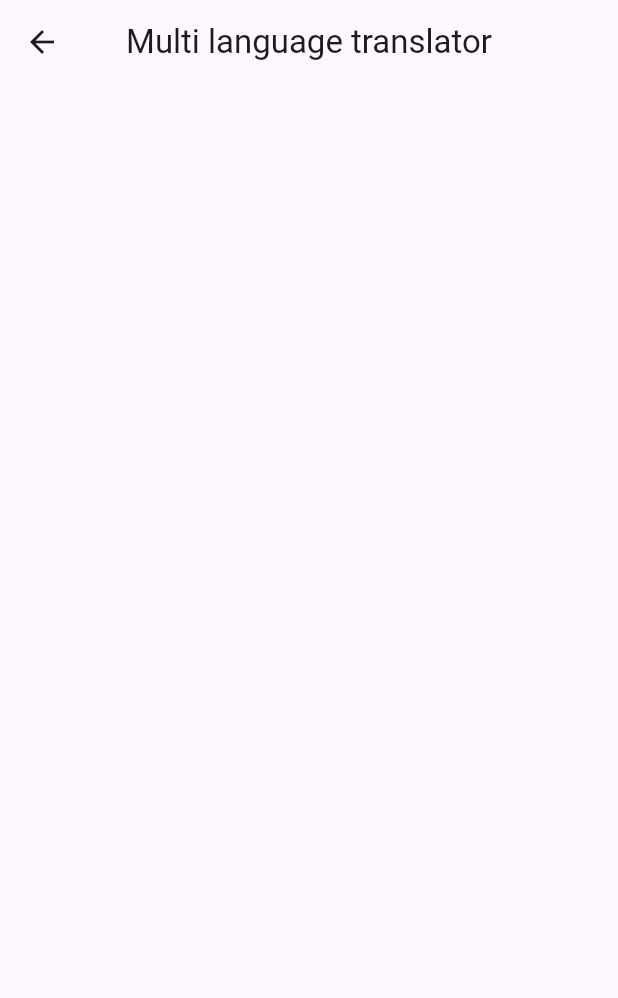
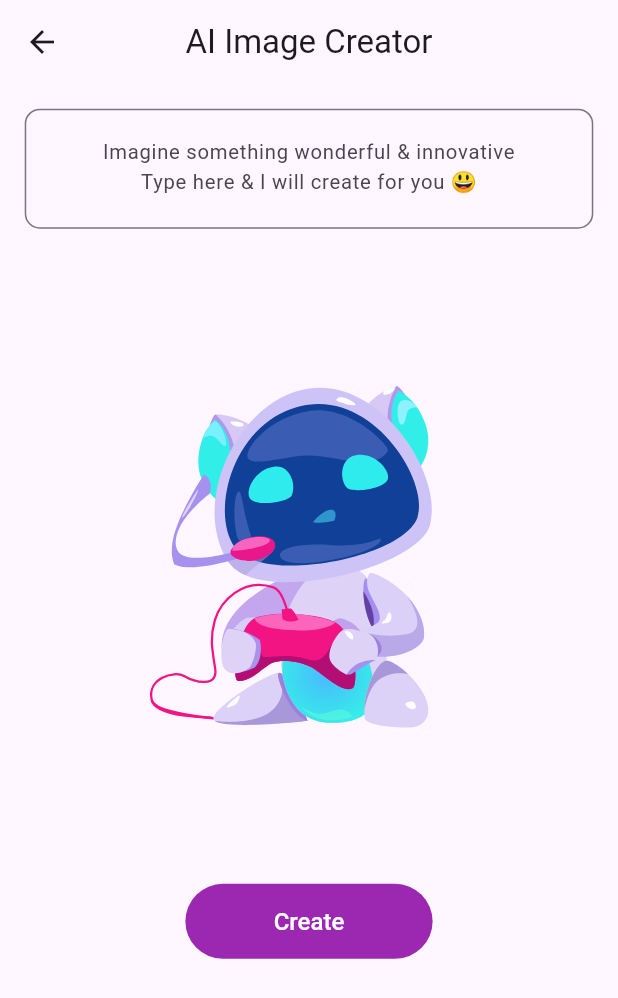
Before and after one commit to sovaamahato/my-Assistant, a Flutter app: the ImageFeature screen opened directly, on a phone screen of 412 x 824 dp. Shown: the top 998 px of the screen. Run offline on Flutter 3.47's test engine with Material 3 defaults, Android fonts, the phone set to English and light mode, and no system bars; our stand-ins replace animate_do, cached_network_image, flutter_animate, flutter_tts, get, hidden_drawer_menu and 5 more; missing offline and left inert: dart_openai, gallery_saver_updated; accounts and stored records are empty; project files that could hold a hidden picture were left out.

Commit message:
image generating, image downloading and sharing features added

```diff
--- /dev/null
+++ b/lib/controller/image_controller.dart
@@ -0,0 +1,101 @@
+import 'dart:developer';
+import 'dart:io';
+
+import 'package:dart_openai/dart_openai.dart';
+import 'package:flutter/material.dart';
+import 'package:gallery_saver_updated/gallery_saver.dart';
+import 'package:get/get.dart';
+import 'package:http/http.dart';
+import 'package:my_assistant/secret.dart';
+import 'package:path_provider/path_provider.dart';
+import 'package:share_plus/share_plus.dart';
+
+import '../openai_services.dart';
+import '../widgets/my_dialog.dart';
+
+enum Status { none, loading, complete }
+
+class ImageController extends GetxController {
+  final textC = TextEditingController();
+
+  final status = Status.none.obs;
+
+  final url = ''.obs;
+
+  final imageList = <String>[].obs;
+
+  Future<void> createAIImage() async {
+    if (textC.text.trim().isNotEmpty) {
+      OpenAI.apiKey = OpenAIAPIKey;
+      status.value = Status.loading;
+
+      OpenAIImageModel image = await OpenAI.instance.image.create(
+        prompt: textC.text,
+        n: 1,
+        size: OpenAIImageSize.size512,
+        responseFormat: OpenAIImageResponseFormat.url,
+      );
+      url.value = image.data[0].url.toString();
+
+      status.value = Status.complete;
+    } else {
+      MyDialog.info('Provide some beautiful image description!');
+    }
+  }
+
+  void downloadImage() async {
+    try {
+      //To show loading
+      MyDialog.showLoadingDialog();
+
+      log('url: $url');
+
+      final bytes = (await get(Uri.parse(url.value))).bodyBytes;
+      final dir = await getTemporaryDirectory();
+
+      final file = await File('${dir.path}/ai_image.png').writeAsBytes(bytes);
+
+      log('filePath: ${file.path}');
+      //save image to gallery
+      await GallerySaver.saveImage(file.path, albumName: "kux vi")
+          .then((success) {
+        //hide loading
+        Get.back();
+
+        MyDialog.success('Image Downloaded to Gallery!');
+      });
+    } catch (e) {
+      //hide loading
+      Get.back();
+      MyDialog.error('Something Went Wrong (Try again in sometime)!');
+      log('downloadImageE: $e');
+    }
+  }
+
+  void shareImage() async {
+    try {
+      //To show loading
+      MyDialog.showLoadingDialog();
+
+      log('url: $url');
+
+      final bytes = (await get(Uri.parse(url.value))).bodyBytes;
+      final dir = await getTemporaryDirectory();
+      final file = await File('${dir.path}/ai_image.png').writeAsBytes(bytes);
+
+      log('filePath: ${file.path}');
+
+      //hide loading
+      Get.back();
+
+      await Share.shareXFiles([XFile(file.path)],
+          text:
+              'Check out this Amazing Image created by Sparky Bot App by sova and Upasana');
+    } catch (e) {
+      //hide loading
+      Get.back();
+      MyDialog.error('Something Went Wrong (Try again in sometime)!');
+      log('downloadImageE: $e');
+    }
+  }
+}
--- a/lib/intro_screens/intro_screen2.dart
+++ b/lib/intro_screens/intro_screen2.dart
@@ -3,11 +3,12 @@
 import '../pallete.dart';
 
 class IntroPage2 extends StatelessWidget {
-  const IntroPage2 ({super.key});
+  const IntroPage2({super.key});
 
   @override
   Widget build(BuildContext context) {
     return Scaffold(
+        resizeToAvoidBottomInset: false,
         //  backgroundColor: const Color.fromARGB(255, 199, 235, 246),
         body: Column(
           children: [
@@ -45,7 +46,8 @@
                           height: 50,
                         ),
                         Padding(
-                          padding: const EdgeInsets.only(top: 40, left: 20, right: 10),
+                          padding: const EdgeInsets.only(
+                              top: 40, left: 20, right: 10),
                           child: Image.asset("assets/images/robo2.png"),
                         ),
                         const Padding(
--- a/lib/pages/feature/Image_feature.dart
+++ b/lib/pages/feature/Image_feature.dart
@@ -1,18 +1,135 @@
+import 'package:cached_network_image/cached_network_image.dart';
 import 'package:flutter/material.dart';
+import 'package:get/get.dart';
+import 'package:lottie/lottie.dart';
+import 'package:my_assistant/widgets/custom_button.dart';
 
-class ImageFeature extends StatelessWidget {
+import '../../controller/image_controller.dart';
+import '../../utils/enum_home_type.dart';
+import '../../widgets/custom_loading.dart';
+
+class ImageFeature extends StatefulWidget {
   const ImageFeature({super.key});
 
   @override
+  State<ImageFeature> createState() => _ImageFeatureState();
+}
+
+class _ImageFeatureState extends State<ImageFeature> {
+  final _c = ImageController();
+  //final HomeType homeType;
+  @override
   Widget build(BuildContext context) {
+    var mq = MediaQuery.of(context).size;
     return Scaffold(
       //-----------appbar
       appBar: AppBar(
         centerTitle: true,
-        title: const Text("Multi language translator"),
+        title: const Text("AI Image Creator"),
+        //share btn
+        actions: [
+          Obx(
+            () => _c.status.value == Status.complete
+                ? IconButton(
+                    padding: const EdgeInsets.only(right: 6),
+                    onPressed: _c.shareImage,
+                    icon: const Icon(Icons.share))
+                : const SizedBox(),
+          )
+        ],
       ),
+
+      //download btn
+      floatingActionButton: Obx(() => _c.status.value == Status.complete
+          ? Padding(
+              padding: const EdgeInsets.only(right: 6, bottom: 6),
+              child: FloatingActionButton(
+                onPressed: _c.downloadImage,
+                shape: const RoundedRectangleBorder(
+                    borderRadius: BorderRadius.all(Radius.circular(15))),
+                child: const Icon(Icons.save_alt_rounded, size: 26),
+              ),
+            )
+          : const SizedBox()),
       //-----------------body
-      body: ListView(children: const []),
+
+      body: ListView(
+        physics: const BouncingScrollPhysics(),
+        padding: EdgeInsets.only(
+            top: mq.height * .02,
+            bottom: mq.height * .1,
+            left: mq.width * .04,
+            right: mq.width * .04),
+        children: [
+          //text field
+          TextFormField(
+            controller: _c.textC,
+            textAlign: TextAlign.center,
+            minLines: 2,
+            maxLines: null,
+            onTapOutside: (e) => FocusScope.of(context).unfocus(),
+            decoration: const InputDecoration(
+                hintText:
+                    'Imagine something wonderful & innovative\nType here & I will create for you 😃',
+                hintStyle: TextStyle(fontSize: 13.5),
+                border: OutlineInputBorder(
+                    borderRadius: BorderRadius.all(Radius.circular(10)))),
+          ),
+
+          //ai image
+          Container(
+            height: mq.height * .5,
+            margin: EdgeInsets.symmetric(vertical: mq.height * .015),
+            alignment: Alignment.center,
+            child: Obx(() => _aiImage()),
+          ),
+//pxi use hunxa
+          // Obx(() => _c.imageList.isEmpty
+          //     ? const SizedBox()
+          //     : SingleChildScrollView(
+          //         scrollDirection: Axis.horizontal,
+          //         padding: EdgeInsets.only(bottom: mq.height * .03),
+          //         physics: const BouncingScrollPhysics(),
+          //         child: Wrap(
+          //           spacing: 10,
+          //           children: _c.imageList
+          //               .map((e) => InkWell(
+          //                     onTap: () {
+          //                       _c.url.value = e;
+          //                     },
+          //                     child: ClipRRect(
+          //                       borderRadius:
+          //                           const BorderRadius.all(Radius.circular(8)),
+          //                       child: CachedNetworkImage(
+          //                         imageUrl: e,
+          //                         height: 100,
+          //                         errorWidget: (context, url, error) =>
+          //                             const SizedBox(),
+          //                       ),
+          //                     ),
+          //                   ))
+          //               .toList(),
+          //         ),
+          //       )),
+
+          //create btn
+          CustomButton(onTap: _c.createAIImage, text: 'Create'),
+        ],
+      ),
     );
   }
+
+  Widget _aiImage() => ClipRRect(
+        borderRadius: const BorderRadius.all(Radius.circular(10)),
+        child: switch (_c.status.value) {
+          Status.none => Lottie.asset('assets/lottie/ai_play.json',
+              height: MediaQuery.of(context).size.height * .3),
+          Status.complete => CachedNetworkImage(
+              imageUrl: _c.url.value,
+              placeholder: (context, url) => const CustomLoading(),
+              errorWidget: (context, url, error) => const SizedBox(),
+            ),
+          Status.loading => const CustomLoading()
+        },
+      );
 }
--- a/lib/secret.dart
+++ b/lib/secret.dart
@@ -1 +1,3 @@
-const OpenAIAPIKey='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';
+//const OpenAIAPIKey='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';
+
+const OpenAIAPIKey = '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';
--- /dev/null
+++ b/lib/widgets/custom_button.dart
@@ -0,0 +1,30 @@
+import 'package:flutter/material.dart';
+import 'package:get/get.dart';
+
+class CustomButton extends StatelessWidget {
+  final String text;
+  final VoidCallback onTap;
+
+  const CustomButton({super.key, required this.onTap, required this.text});
+
+  @override
+  Widget build(BuildContext context) {
+    var mediaquery = MediaQuery.of(context).size;
+
+    return Align(
+      child: ElevatedButton(
+          style: ElevatedButton.styleFrom(
+              shape: const StadiumBorder(),
+              elevation: 0,
+              backgroundColor: Colors.purple,
+              textStyle:
+                  const TextStyle(fontSize: 16, fontWeight: FontWeight.w500),
+              minimumSize: Size(mediaquery.width * .4, 50)),
+          onPressed: onTap,
+          child: Text(
+            text,
+            style: TextStyle(color: Colors.white),
+          )),
+    );
+  }
+}
```
Also changed, not shown: lib/intro_screens/intro_screen1.dart (+5 -2 lines), lib/intro_screens/intro_screen3.dart (+5 -2 lines), lib/openai_services.dart (+17 -0 lines), lib/widgets/my_dialog.dart (added, +33 -0 lines), pubspec.yaml (+10 -0 lines), pubspec.lock, 6 other files. Lines whose indentation alone changed are shown as unchanged.
